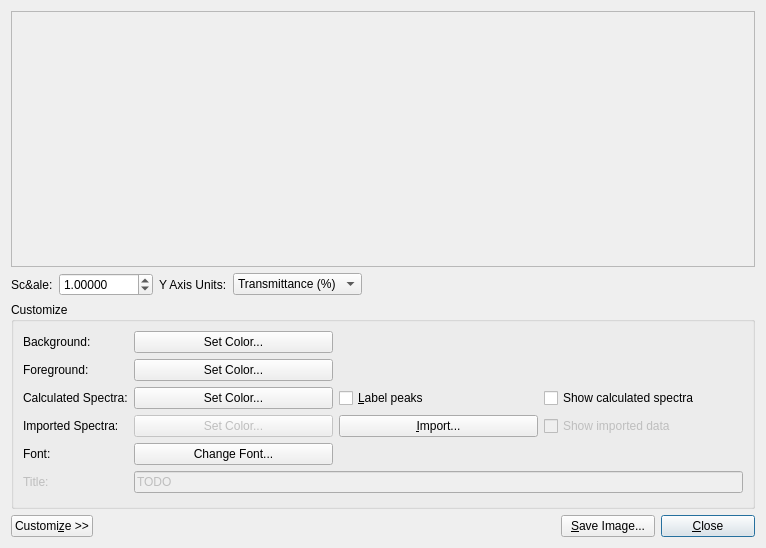
cryos/avogadro, file libavogadro/src/extensions/vibrationplot.ui: the form before one commit.
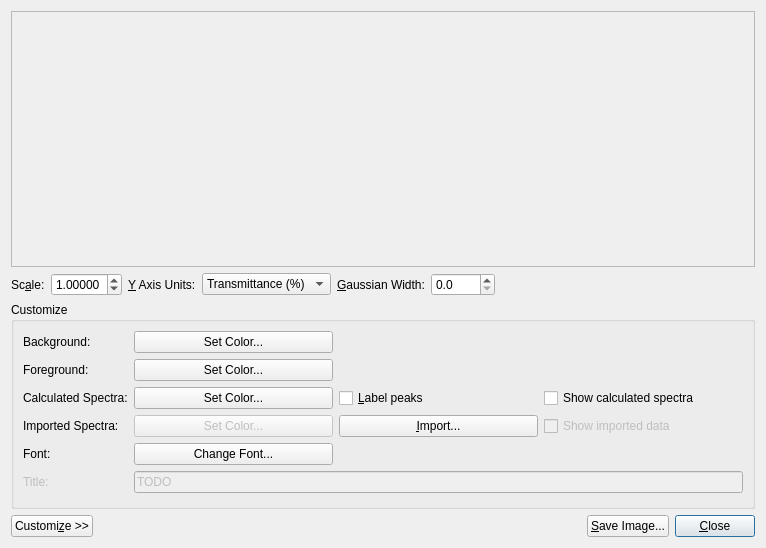
The form after the commit. Custom widgets are drawn as their Qt base class.

Commit message: Added a gaussian superposition of peaks to vibrationplot.*.

```diff
--- a/libavogadro/src/extensions/vibrationplot.ui
+++ b/libavogadro/src/extensions/vibrationplot.ui
@@ -13,7 +13,7 @@
    <string>Vibration Plot</string>
   </property>
   <layout class="QGridLayout" name="gridLayout" >
-   <item row="0" column="0" colspan="8" >
+   <item row="0" column="0" colspan="10" >
     <widget class="Avogadro::PlotWidget" name="plot" >
      <property name="sizePolicy" >
       <sizepolicy vsizetype="Preferred" hsizetype="Preferred" >
@@ -42,7 +42,7 @@
      </property>
     </widget>
    </item>
-   <item row="3" column="7" >
+   <item row="3" column="9" >
     <widget class="QPushButton" name="pushButton" >
      <property name="text" >
       <string>&amp;Close</string>
@@ -60,9 +60,12 @@
      <property name="text" >
       <string>Sc&amp;ale:</string>
      </property>
+     <property name="buddy" >
+      <cstring>spin_scale</cstring>
+     </property>
     </widget>
    </item>
-   <item row="3" column="6" >
+   <item row="3" column="8" >
     <widget class="QPushButton" name="push_save" >
      <property name="text" >
       <string>&amp;Save Image...</string>
@@ -82,7 +85,7 @@
      </property>
     </widget>
    </item>
-   <item row="3" column="2" colspan="4" >
+   <item row="3" column="2" colspan="6" >
     <spacer name="horizontalSpacer" >
      <property name="orientation" >
       <enum>Qt::Horizontal</enum>
@@ -95,7 +98,7 @@
      </property>
     </spacer>
    </item>
-   <item row="2" column="0" colspan="8" >
+   <item row="2" column="0" colspan="10" >
     <widget class="QGroupBox" name="gb_customize" >
      <property name="sizePolicy" >
       <sizepolicy vsizetype="Fixed" hsizetype="Minimum" >
@@ -286,11 +289,14 @@
       </sizepolicy>
      </property>
      <property name="text" >
-      <string>Y Axis Units:</string>
+      <string>&amp;Y Axis Units:</string>
+     </property>
+     <property name="buddy" >
+      <cstring>combo_yaxis</cstring>
      </property>
     </widget>
    </item>
-   <item row="1" column="4" colspan="4" >
+   <item row="1" column="6" colspan="4" >
     <spacer name="horizontalSpacer_2" >
      <property name="orientation" >
       <enum>Qt::Horizontal</enum>
@@ -323,6 +329,35 @@
      </item>
     </widget>
    </item>
+   <item row="1" column="4" >
+    <widget class="QLabel" name="label_9" >
+     <property name="text" >
+      <string>&amp;Gaussian Width:</string>
+     </property>
+     <property name="buddy" >
+      <cstring>spin_FWHM</cstring>
+     </property>
+    </widget>
+   </item>
+   <item row="1" column="5" >
+    <widget class="QDoubleSpinBox" name="spin_FWHM" >
+     <property name="sizePolicy" >
+      <sizepolicy vsizetype="Fixed" hsizetype="Fixed" >
+       <horstretch>0</horstretch>
+       <verstretch>0</verstretch>
+      </sizepolicy>
+     </property>
+     <property name="decimals" >
+      <number>1</number>
+     </property>
+     <property name="maximum" >
+      <double>1000.000000000000000</double>
+     </property>
+     <property name="singleStep" >
+      <double>5.000000000000000</double>
+     </property>
+    </widget>
+   </item>
   </layout>
  </widget>
  <customwidgets>
```
The commit also changes 2 other files.
